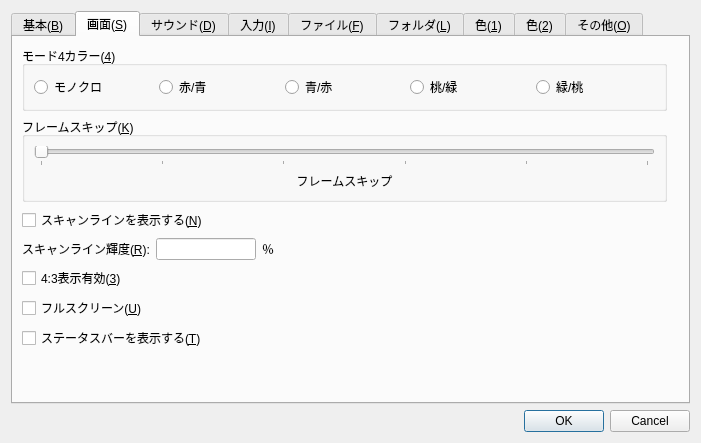
Old version of the form src/Qt/configdialog.ui in the repository eighttails/PC6001VX.
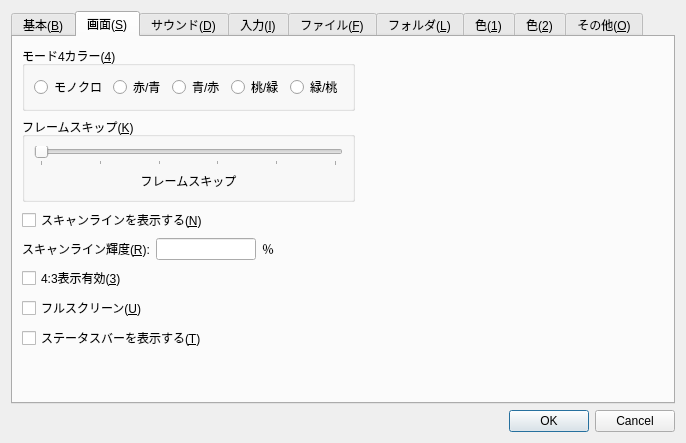
New version of the form. The open tabs and pages were chosen to show the change. Custom widgets are drawn as their Qt base class.

Commit message: 設定ダイアログを、より小さな画面に収まるようにレイアウトを修正

What changed in the file:
```diff
--- a/src/Qt/configdialog.ui
+++ b/src/Qt/configdialog.ui
@@ -6,7 +6,7 @@
    <rect>
     <x>0</x>
     <y>0</y>
-    <width>701</width>
+    <width>661</width>
     <height>443</height>
    </rect>
   </property>
@@ -30,7 +30,7 @@
      </property>
     </widget>
    </item>
-   <item row="0" column="0">
+   <item row="1" column="0">
     <widget class="QTabWidget" name="tabWidget">
      <property name="currentIndex">
       <number>0</number>
@@ -356,6 +356,32 @@
          </layout>
         </widget>
        </item>
+       <item row="0" column="1">
+        <spacer name="horizontalSpacer_13">
+         <property name="orientation">
+          <enum>Qt::Horizontal</enum>
+         </property>
+         <property name="sizeHint" stdset="0">
+          <size>
+           <width>40</width>
+           <height>20</height>
+          </size>
+         </property>
+        </spacer>
+       </item>
+       <item row="1" column="1">
+        <spacer name="horizontalSpacer_8">
+         <property name="orientation">
+          <enum>Qt::Horizontal</enum>
+         </property>
+         <property name="sizeHint" stdset="0">
+          <size>
+           <width>40</width>
+           <height>20</height>
+          </size>
+         </property>
+        </spacer>
+       </item>
       </layout>
      </widget>
      <widget class="QWidget" name="tabSound">
```
The commit also changes 2 other files.
